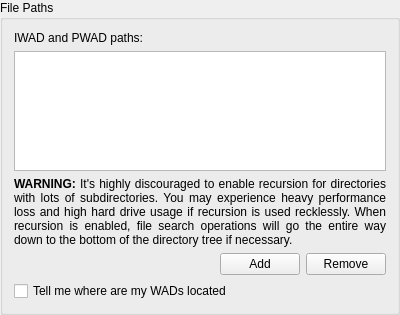
Old version of the form src/core/gui/configuration/cfgfilepaths.ui in the repository Destroyerrrocket/doomseeker-unofficial.
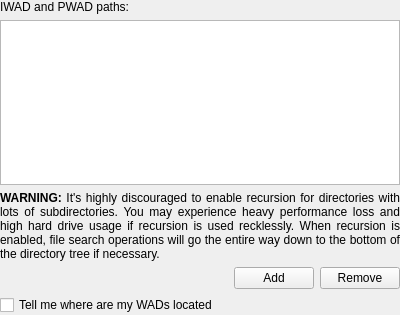
New version of the form.

Commit message: - All configuration pages are now descendants of QWidget rather than QGroupBox. Configuration dialog is responsible for spawning the groupbox and inserting page within.

What changed in the file:
```diff
--- a/src/core/gui/configuration/cfgfilepaths.ui
+++ b/src/core/gui/configuration/cfgfilepaths.ui
@@ -1,7 +1,7 @@
 <?xml version="1.0" encoding="UTF-8"?>
 <ui version="4.0">
  <class>CFGFilePaths</class>
- <widget class="QGroupBox" name="CFGFilePaths">
+ <widget class="QWidget" name="CFGFilePaths">
   <property name="geometry">
    <rect>
     <x>0</x>
@@ -10,16 +10,10 @@
     <height>315</height>
    </rect>
   </property>
-  <property name="windowTitle">
-   <string>GroupBox</string>
-  </property>
-  <property name="locale">
-   <locale language="English" country="UnitedStates"/>
-  </property>
-  <property name="title">
-   <string>File Paths</string>
-  </property>
   <layout class="QVBoxLayout" name="verticalLayout_2">
+   <property name="margin">
+    <number>0</number>
+   </property>
    <item>
     <widget class="QLabel" name="label">
      <property name="text">
```
The commit also changes 29 other files.
